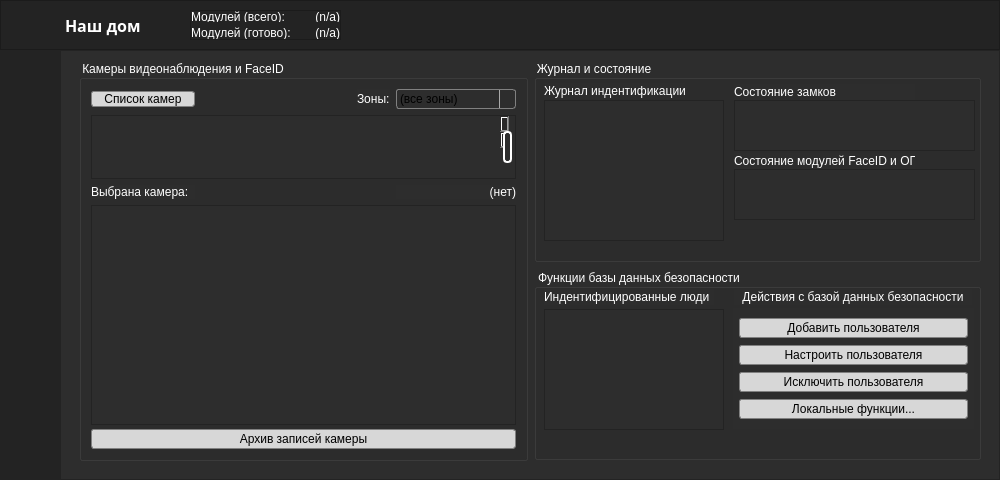
Qt form ui.ui (StarterCraft/Hyrex_AsQamm) before a commit.
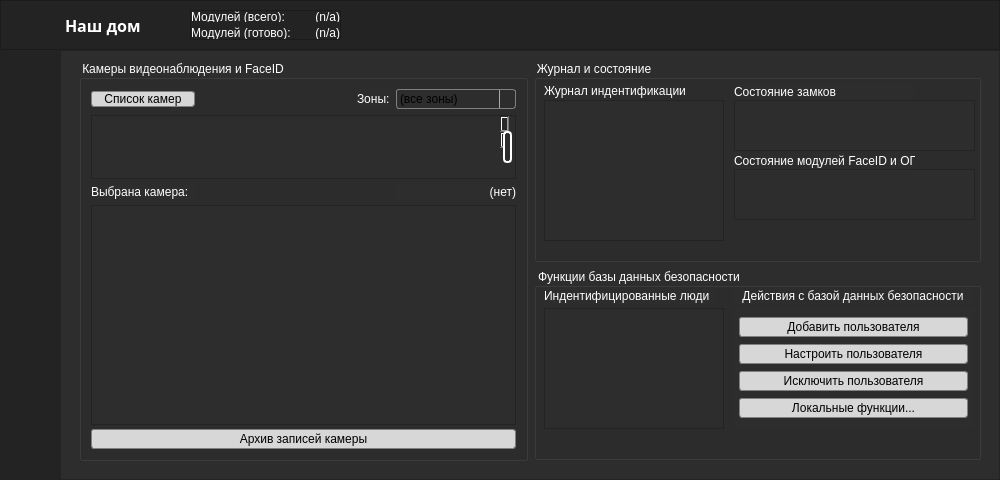
The same form after that commit. The open tabs and pages were chosen to show the change. Icons and pictures are not drawn.

Commit message: Исправлена ошибка с дрыгающимся выпадающим сообщением неверного логина и пароли Исправлена ошибка с двигающимся списком

Patch:
```diff
--- a/ui.ui
+++ b/ui.ui
@@ -979,7 +979,7 @@
                 <item row="1" column="1">
                  <widget class="QGroupBox" name="box_DefnDatabase">
                   <property name="sizePolicy">
-                   <sizepolicy hsizetype="Preferred" vsizetype="Maximum">
+                   <sizepolicy hsizetype="Preferred" vsizetype="Expanding">
                     <horstretch>0</horstretch>
                     <verstretch>0</verstretch>
                    </sizepolicy>
@@ -987,7 +987,7 @@
                   <property name="maximumSize">
                    <size>
                     <width>16777215</width>
-                    <height>191</height>
+                    <height>192</height>
                    </size>
                   </property>
                   <property name="title">
```
Left out of the diff: 58 changed lines with no effect on the pictures. The commit also changes 2 other files.
